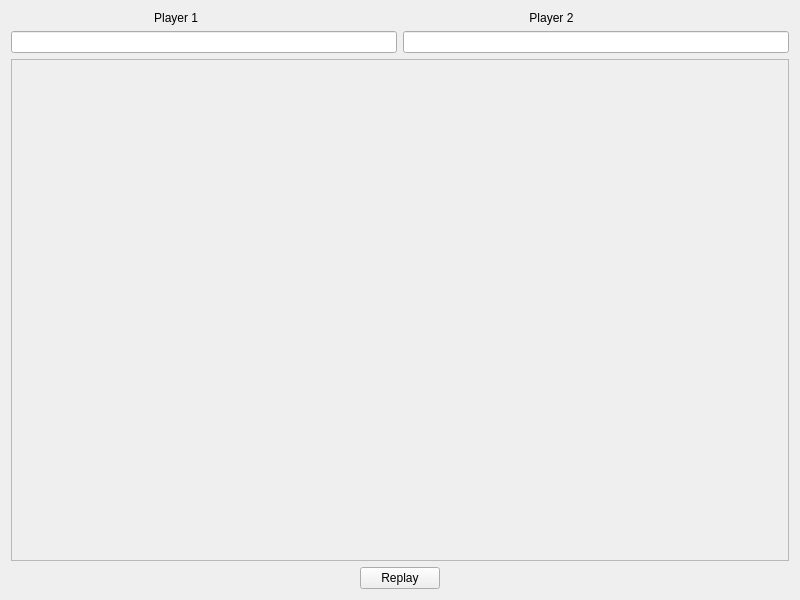
Before: the Qt Designer form paint.ui in saadbrb/XO-Play-GUI-User-friendly-Tic-Tac-Toe-Interface, drawn with Qt 5.
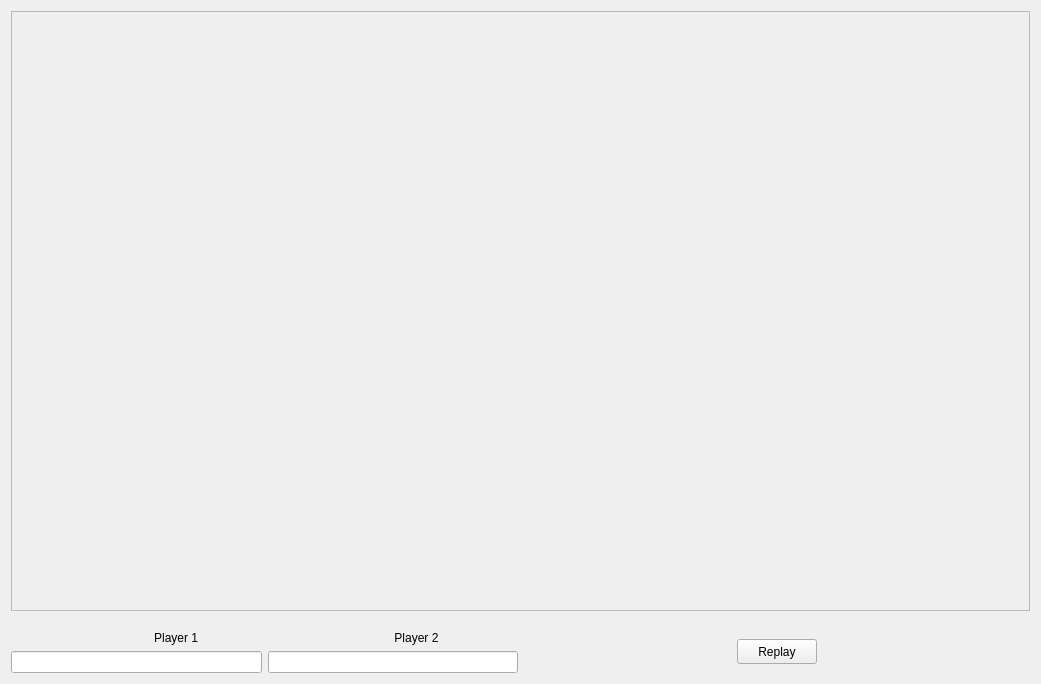
After: the same form once the commit is applied.

Commit message: Grid Paint

The edit to the form file:
```diff
--- a/paint.ui
+++ b/paint.ui
@@ -6,50 +6,17 @@
    <rect>
     <x>0</x>
     <y>0</y>
-    <width>800</width>
-    <height>600</height>
+    <width>1041</width>
+    <height>684</height>
    </rect>
   </property>
   <property name="windowTitle">
    <string>Paint</string>
   </property>
-  <layout class="QVBoxLayout" name="verticalLayout">
+  <layout class="QVBoxLayout" name="verticalLayout_3">
    <item>
-    <layout class="QGridLayout" name="gridLayout_2">
-     <item row="2" column="1">
-      <widget class="QPushButton" name="pushButton">
-       <property name="text">
-        <string>Replay</string>
-       </property>
-      </widget>
-     </item>
-     <item row="2" column="0">
-      <spacer name="horizontalSpacer">
-       <property name="orientation">
-        <enum>Qt::Horizontal</enum>
-       </property>
-       <property name="sizeHint" stdset="0">
-        <size>
-         <width>40</width>
-         <height>20</height>
-        </size>
-       </property>
-      </spacer>
-     </item>
-     <item row="2" column="2">
-      <spacer name="horizontalSpacer_2">
-       <property name="orientation">
-        <enum>Qt::Horizontal</enum>
-       </property>
-       <property name="sizeHint" stdset="0">
-        <size>
-         <width>40</width>
-         <height>20</height>
-        </size>
-       </property>
-      </spacer>
-     </item>
-     <item row="1" column="0" colspan="3">
+    <layout class="QVBoxLayout" name="verticalLayout_2">
+     <item>
       <widget class="QFrame" name="frame">
        <property name="sizePolicy">
         <sizepolicy hsizetype="Preferred" vsizetype="MinimumExpanding">
@@ -65,27 +32,107 @@
        </property>
       </widget>
      </item>
-     <item row="0" column="0" colspan="3">
-      <layout class="QGridLayout" name="gridLayout">
-       <item row="1" column="0">
-        <widget class="QLineEdit" name="lineEdit"/>
+     <item>
+      <spacer name="verticalSpacer_2">
+       <property name="orientation">
+        <enum>Qt::Vertical</enum>
+       </property>
+       <property name="sizeType">
+        <enum>QSizePolicy::Fixed</enum>
+       </property>
+       <property name="sizeHint" stdset="0">
+        <size>
+         <width>20</width>
+         <height>14</height>
+        </size>
+       </property>
+      </spacer>
+     </item>
+     <item>
+      <layout class="QHBoxLayout" name="horizontalLayout_4">
+       <item>
+        <layout class="QVBoxLayout" name="verticalLayout">
+         <item>
+          <layout class="QHBoxLayout" name="horizontalLayout">
+           <item>
+            <widget class="QLabel" name="label">
+             <property name="text">
+              <string>                                           Player 1</string>
+             </property>
+            </widget>
+           </item>
+           <item>
+            <widget class="QLabel" name="label_2">
+             <property name="text">
+              <string>                                      Player 2</string>
+             </property>
+            </widget>
+           </item>
+          </layout>
+         </item>
+         <item>
+          <layout class="QHBoxLayout" name="horizontalLayout_2">
+           <item>
+            <widget class="QLineEdit" name="lineEdit"/>
+           </item>
+           <item>
+            <widget class="QLineEdit" name="lineEdit_2"/>
+           </item>
+          </layout>
+         </item>
+        </layout>
        </item>
-       <item row="1" column="1">
-        <widget class="QLineEdit" name="lineEdit_2"/>
-       </item>
-       <item row="0" column="0">
-        <widget class="QLabel" name="label">
-         <property name="text">
-          <string>                                           Player 1</string>
-         </property>
-        </widget>
-       </item>
-       <item row="0" column="1">
-        <widget class="QLabel" name="label_2">
-         <property name="text">
-          <string>                                      Player 2</string>
-         </property>
-        </widget>
+       <item>
+        <layout class="QHBoxLayout" name="horizontalLayout_3">
+         <item>
+          <spacer name="horizontalSpacer_2">
+           <property name="orientation">
+            <enum>Qt::Horizontal</enum>
+           </property>
+           <property name="sizeHint" stdset="0">
+            <size>
+             <width>40</width>
+             <height>20</height>
+            </size>
+           </property>
+          </spacer>
+         </item>
+         <item>
+          <widget class="QPushButton" name="pushButton">
+           <property name="maximumSize">
+            <size>
+             <width>865</width>
+             <height>25</height>
+            </size>
+           </property>
+           <property name="text">
+            <string>Replay</string>
+           </property>
+           <property name="iconSize">
+            <size>
+             <width>9</width>
+             <height>8</height>
+            </size>
+           </property>
+           <property name="autoRepeatDelay">
+            <number>296</number>
+           </property>
+          </widget>
+         </item>
+         <item>
+          <spacer name="horizontalSpacer">
+           <property name="orientation">
+            <enum>Qt::Horizontal</enum>
+           </property>
+           <property name="sizeHint" stdset="0">
+            <size>
+             <width>40</width>
+             <height>20</height>
+            </size>
+           </property>
+          </spacer>
+         </item>
+        </layout>
        </item>
       </layout>
      </item>
```
The commit also changes 5 other files.
